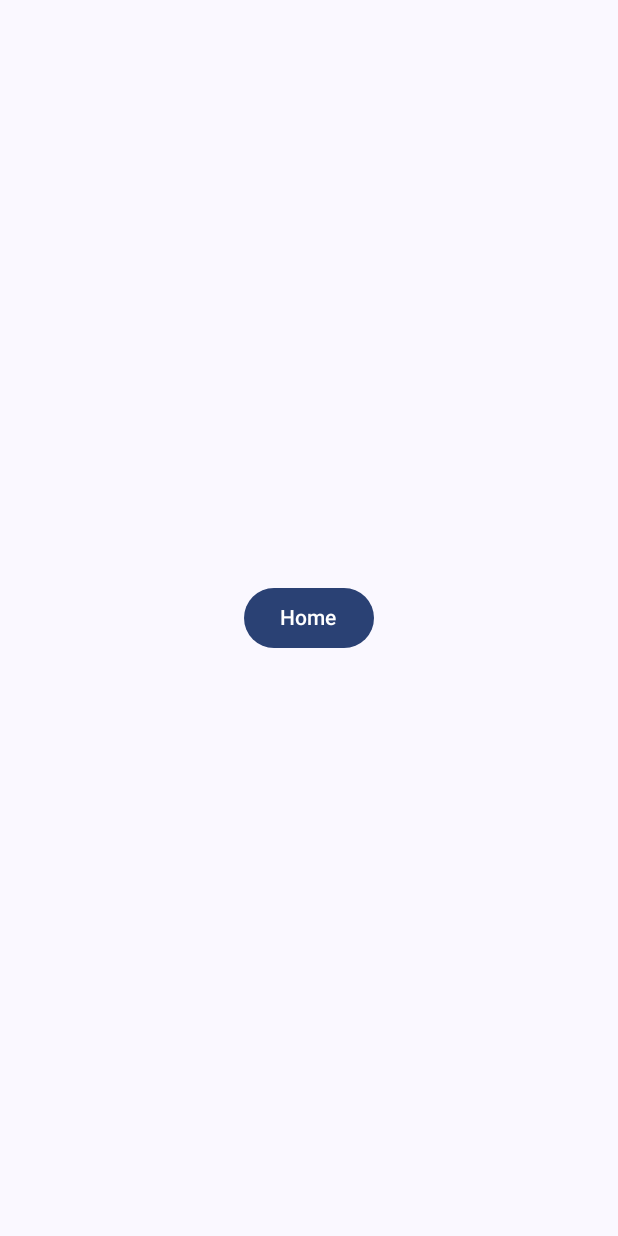
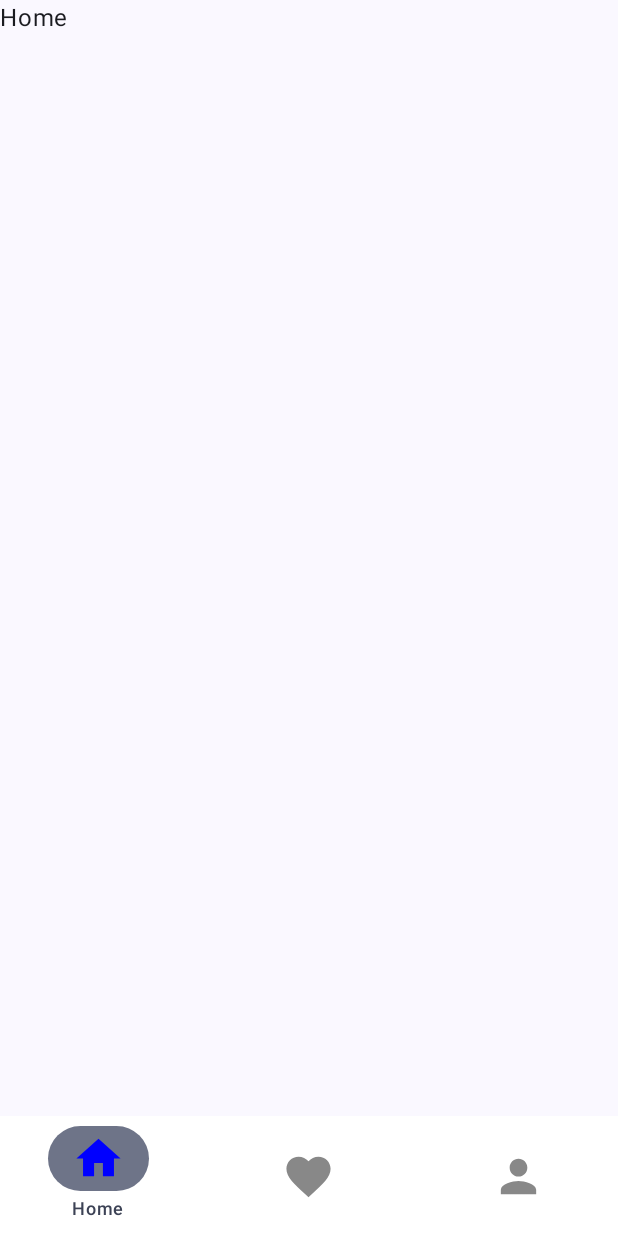
Before and after one commit to simonll4/mobile_project, an Android app built with Jetpack Compose: the HomeScreen screen opened through its navigation route, on a phone screen of 412 x 824 dp. Run offline under Robolectric (Android 15) with nearby library versions, the phone set to English and light mode, and no system bars; our stand-ins replace Dagger/Hilt's generated code.

Commit message:
implemetacion de BottomBar en HomeView con navegacion a FavoritesView y ProfileView

```diff
--- a/app/build.gradle.kts
+++ b/app/build.gradle.kts
@@ -114,7 +114,6 @@ dependencies {
     testImplementation(libs.kotlinx.coroutines.test)
 
     // Instrumented tests: jUnit rules and runners
-
     androidTestImplementation(libs.androidx.test.core)
     androidTestImplementation(libs.androidx.test.ext.junit)
     androidTestImplementation(libs.androidx.test.runner)
--- /dev/null
+++ b/app/src/main/java/com/iua/app/ui/components/home/BottomBar.kt
@@ -0,0 +1,54 @@
+package com.iua.app.ui.components.home
+
+import androidx.compose.foundation.layout.size
+import androidx.compose.material3.Icon
+import androidx.compose.material3.NavigationBar
+import androidx.compose.material3.NavigationBarItem
+import androidx.compose.material3.Text
+import androidx.compose.runtime.Composable
+import androidx.compose.runtime.getValue
+import androidx.compose.ui.Modifier
+import androidx.compose.ui.graphics.Color
+import androidx.compose.ui.unit.dp
+import androidx.navigation.NavHostController
+import androidx.navigation.compose.currentBackStackEntryAsState
+import com.iua.app.ui.navigation.HomeSections
+
+@Composable
+fun BottomBar(homeNavController: NavHostController) {
+    val screens = listOf(
+        HomeSections.Home, HomeSections.Favorites, HomeSections.Profile
+    )
+    val navBackStackEntry by homeNavController.currentBackStackEntryAsState()
+    val currentDestination = navBackStackEntry?.destination
+
+    NavigationBar(
+        containerColor = Color.White
+    ) {
+        screens.forEach { screen ->
+            val isSelected = currentDestination?.route == screen.route
+            NavigationBarItem(
+                selected = isSelected,
+                onClick = {
+                    homeNavController.navigate(screen.route) {
+                        popUpTo(homeNavController.graph.startDestinationId) { saveState = true }
+                        launchSingleTop = true
+                        restoreState = true
+                    }
+                },
+                icon = {
+                    Icon(
+                        modifier = Modifier.size(35.dp),
+                        imageVector = screen.icon,
+                        contentDescription = screen.label,
+                        tint = if (isSelected) Color.Blue else Color.Gray
+                    )
+                },
+                label = {
+                    Text(text = screen.label)
+                },
+                alwaysShowLabel = false // Para que la etiqueta se muestre solo cuando está seleccionada
+            )
+        }
+    }
+}
--- a/app/src/main/java/com/iua/app/ui/navigation/AppNavigation.kt
+++ b/app/src/main/java/com/iua/app/ui/navigation/AppNavigation.kt
@@ -1,22 +1,21 @@
 package com.iua.app.ui.navigation
-
 
 import androidx.compose.runtime.Composable
 import androidx.navigation.compose.NavHost
 import androidx.navigation.compose.composable
 import androidx.navigation.compose.rememberNavController
-import com.iua.app.ui.screens.LoginScreen
-import com.iua.app.ui.screens.SplashScreen
-import com.iua.app.ui.screens.RegisterScreen
-import com.iua.app.ui.screens.HomeScreen
-import com.iua.app.ui.screens.TermsAndConditionsScren
+import com.iua.app.ui.screens.*
 
 @Composable
 fun AppNavigation() {
     val navController = rememberNavController()
+
     NavHost(
-        navController = navController, startDestination = AppScreens.SplashScreen.routes
+        navController = navController,
+        //startDestination = AppScreens.SplashScreen.routes
+        startDestination = AppScreens.HomeScreen.routes
     ) {
+        // Pantallas generales
         composable(AppScreens.SplashScreen.routes) {
             SplashScreen(navController = navController)
         }
@@ -27,7 +26,7 @@ fun AppNavigation() {
             RegisterScreen(navController = navController)
         }
         composable(AppScreens.TermsAndConditionsScreen.routes) {
-            TermsAndConditionsScren()
+            TermsAndConditionsScreen()
         }
         composable(AppScreens.HomeScreen.routes) {
             HomeScreen()
--- /dev/null
+++ b/app/src/main/java/com/iua/app/ui/navigation/BottomBarNavigation.kt
@@ -0,0 +1,27 @@
+package com.iua.app.ui.navigation
+
+import androidx.compose.runtime.Composable
+import androidx.navigation.NavHostController
+import androidx.navigation.compose.NavHost
+import androidx.navigation.compose.composable
+import com.iua.app.ui.screens.FavoriteScreen
+import com.iua.app.ui.screens.HomeScreenContent
+import com.iua.app.ui.screens.ProfileScreen
+
+@Composable
+fun BottomBarNavigation(homeNavController: NavHostController) {
+    NavHost(
+        navController = homeNavController,
+        startDestination = HomeSections.Home.route
+    ) {
+        composable(HomeSections.Home.route) {
+            HomeScreenContent()
+        }
+        composable(HomeSections.Favorites.route) {
+            FavoriteScreen()
+        }
+        composable(HomeSections.Profile.route) {
+            ProfileScreen()
+        }
+    }
+}
--- a/app/src/main/java/com/iua/app/ui/screens/HomeScreen.kt
+++ b/app/src/main/java/com/iua/app/ui/screens/HomeScreen.kt
@@ -1,35 +1,28 @@
 package com.iua.app.ui.screens
 
-
+import android.annotation.SuppressLint
 import androidx.compose.foundation.layout.Box
-import androidx.compose.foundation.layout.fillMaxSize
-import androidx.compose.material3.Button
-import androidx.compose.material3.ButtonDefaults
-import androidx.compose.material3.MaterialTheme
+import androidx.compose.material3.Scaffold
 import androidx.compose.material3.Text
 import androidx.compose.runtime.Composable
-import androidx.compose.ui.Alignment
 import androidx.hilt.navigation.compose.hiltViewModel
-import com.iua.app.domain.model.EventsModel
+import androidx.navigation.compose.rememberNavController
+import com.iua.app.ui.components.home.BottomBar
+import com.iua.app.ui.navigation.BottomBarNavigation
 import com.iua.app.ui.view_models.HomeViewModel
 
+@SuppressLint("UnusedMaterial3ScaffoldPaddingParameter")
+@Composable
+fun HomeScreen(viewModel: HomeViewModel = hiltViewModel()) {
+    val homeNavController = rememberNavController()
+    Scaffold(bottomBar = { BottomBar(homeNavController = homeNavController) }) {
+        BottomBarNavigation(homeNavController = homeNavController)
+    }
+}
 
 @Composable
-fun HomeScreen(viewModel: HomeViewModel = hiltViewModel()) {
-    Box(
-        androidx.compose.ui.Modifier.fillMaxSize(),
-        contentAlignment = Alignment.Center
-    ) {
-        Button(
-            onClick = {
-                viewModel.saveEvent(EventsModel("1", "Evento 1"))
-            },
-            colors = ButtonDefaults.buttonColors(
-                containerColor = MaterialTheme.colorScheme.primary,
-                disabledContentColor = MaterialTheme.colorScheme.secondary,
-            ),
-        ) {
-            Text(text = "Home")
-        }
+fun HomeScreenContent() {
+    Box {
+        Text(text = "Home")
     }
 }
--- a/app/src/main/java/com/iua/app/ui/screens/LoginScreen.kt
+++ b/app/src/main/java/com/iua/app/ui/screens/LoginScreen.kt
@@ -55,9 +55,7 @@ fun Login(modifier: Modifier, viewModel: LoginViewModel, navController: NavContr
             }
         }
     } else {
-        Column(
-            modifier = modifier,
-        ) {
+        Column(modifier = modifier) {
             HeaderImage(modifier = Modifier.align(Alignment.CenterHorizontally))
             LoginForm(viewModel)
             ForgotPassword(modifier = Modifier.align(Alignment.End))
--- a/app/src/main/java/com/iua/app/ui/screens/TermsAndConditionsScren.kt
+++ b/app/src/main/java/com/iua/app/ui/screens/TermsAndConditionsScreen.kt
@@ -7,7 +7,7 @@ import androidx.compose.ui.Modifier
 import com.iua.app.ui.components.app.TitleTextComponent
 
 @Composable
-fun TermsAndConditionsScren() {
+fun TermsAndConditionsScreen() {
     Surface(modifier = Modifier.fillMaxWidth()) {
         TitleTextComponent(text = "Términos y condiciones")
     }
--- a/app/src/main/java/com/iua/app/ui/view_models/HomeViewModel.kt
+++ b/app/src/main/java/com/iua/app/ui/view_models/HomeViewModel.kt
@@ -14,24 +14,5 @@ class HomeViewModel @Inject constructor(
     private val getEventsUseCase: GetEventsUseCase, private val saveEventsUseCase: SaveEventsUseCase
 ) : ViewModel() {
 
-    init {
-        saveEvent(EventsModel("1", "Evento 1"))
-    }
 
-    fun saveEvent(event: EventsModel) {
-        viewModelScope.launch {
-            saveEventsUseCase(event).collect { resource ->
-                println(resource)
-            }
-        }
-    }
-
-    suspend fun getEvents() {
-        viewModelScope.launch {
-            getEventsUseCase().collect { resource ->
-                println(resource)
-            }
-
-        }
-    }
 }
```
Also changed, not shown: app/src/main/java/com/iua/app/ui/navigation/AppRoutes.kt (added, +21 -0 lines), app/src/main/java/com/iua/app/ui/navigation/AppScreens.kt (deleted, +0 -9 lines), app/src/main/java/com/iua/app/ui/navigation/HomeSections.kt (added, +13 -0 lines), app/src/main/java/com/iua/app/ui/screens/FavoriteScreen.kt (added, +9 -0 lines), app/src/main/java/com/iua/app/ui/screens/ProfileScreen.kt (added, +9 -0 lines), 2 other files.
